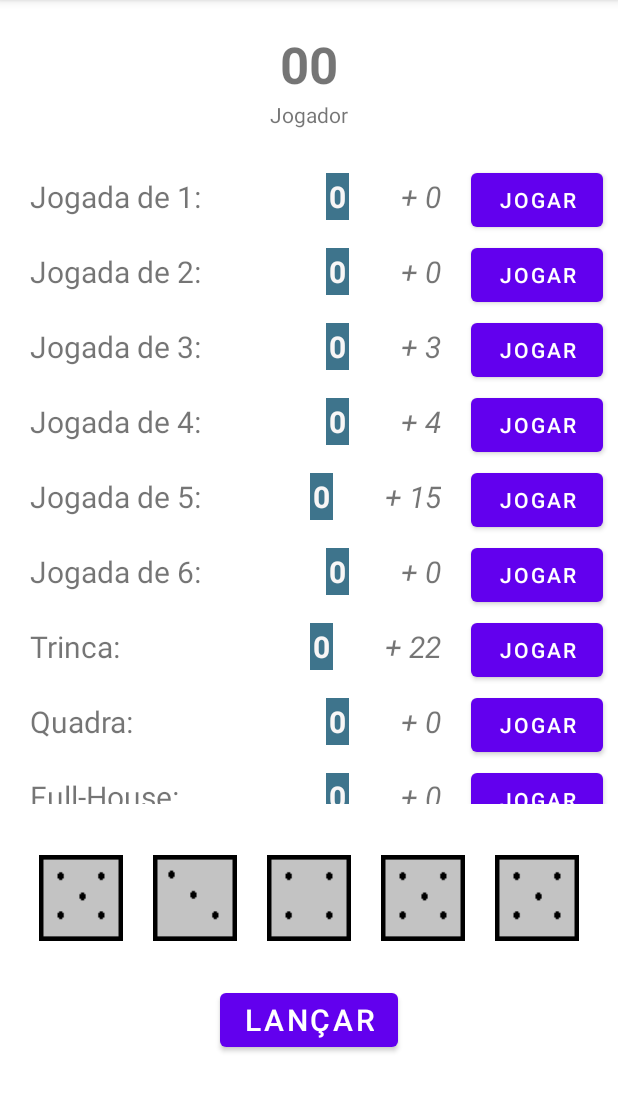
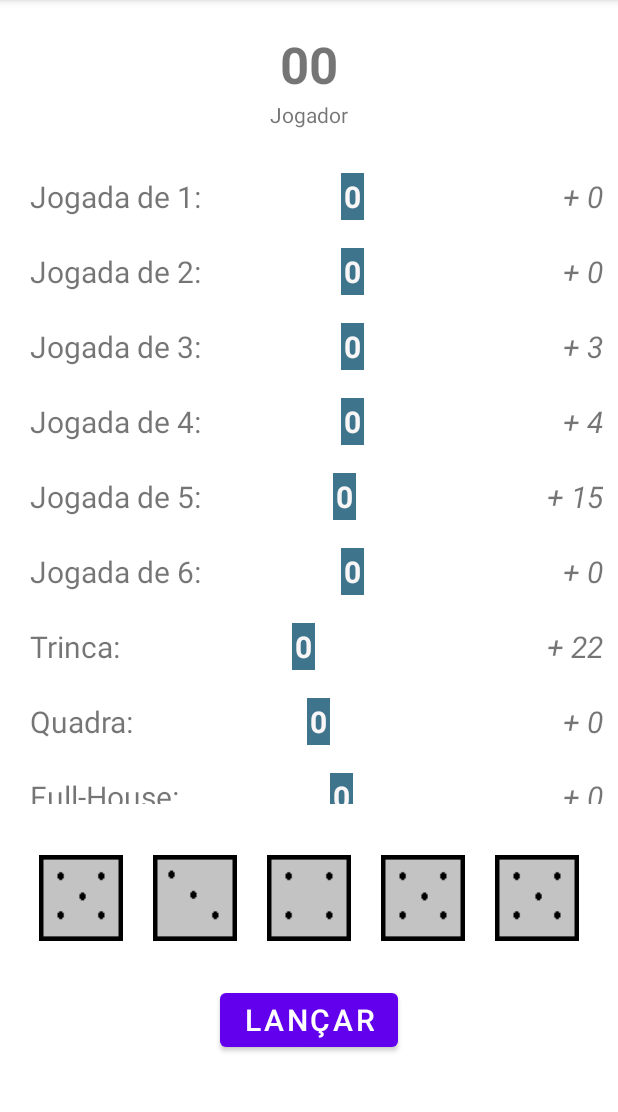
Before and after one commit to dduartevla/Yahtzee, an Android app: the screen it shows after launch (MainActivity), after a tap on "Jogada de 1:", on a phone screen of 412 x 824 dp, the part 84-1196 px from its top. Run offline under Robolectric (Android 15) with nearby library versions, the phone set to English and light mode, and no system bars; 2 other taps on this screen came first.

Commit message:
Jogadas funcionando.
Uma jogada só pode ter pontos adicionadas a ela uma única vez por partida.

Uma vez adicionados os pontos a uma jogada nehuma mais pode ser selcecionada até que um novo lançamento seja feito.

Sistemas permite apenas tres lançamentos antes de adicionar os pontos a uma jogada.

```diff
--- a/app/src/main/java/ufjf/dcc/debora/yahtzee/JogadaAdapter.java
+++ b/app/src/main/java/ufjf/dcc/debora/yahtzee/JogadaAdapter.java
@@ -15,6 +15,9 @@ import java.util.List;
 public class JogadaAdapter extends RecyclerView.Adapter<JogadaAdapter.JogadaViewHolder>{
     private List<Jogada> jogadas;
     private OnJogadaClickListener listener;
+    JogadaViewHolder viewHolder;
+    View jogadaView;
+    private boolean clickable = true;
 
     public JogadaAdapter(List<Jogada> jogadas, OnJogadaClickListener listener) {
         this.jogadas = jogadas;
@@ -30,18 +33,34 @@ public class JogadaAdapter extends RecyclerView.Adapter<JogadaAdapter.JogadaView
     public JogadaAdapter.JogadaViewHolder onCreateViewHolder(@NonNull ViewGroup parent, int viewType) {
         Context contexto = parent.getContext();
         LayoutInflater inflater = LayoutInflater.from(contexto);
-        View jogadaView = inflater.inflate(R.layout.jogada_layout,parent,false);
-        JogadaViewHolder viewHolder = new JogadaViewHolder(jogadaView);
+        jogadaView = inflater.inflate(R.layout.jogada_layout,parent,false);
+        viewHolder = new JogadaViewHolder(jogadaView);
         return viewHolder;
     }
 
     @Override
     public void onBindViewHolder(@NonNull JogadaAdapter.JogadaViewHolder holder, int position) {
+
         Jogada jogada = jogadas.get(position);
         holder.textViewJogadaNome.setText(jogada.getNome().toString());
         holder.textViewPontos.setText(jogada.getPontos().toString());
         holder.textViewCalculaPontos.setText(" + " + jogada.getVisualisaPontos().toString());
 
+        if (!clickable){
+            viewHolder.itemView.setClickable(false);
+        } else {
+            viewHolder.itemView.setClickable(true);
+        }
+
+    }
+
+    public void setClickable(boolean clickable) {
+        this.clickable = clickable;
+        this.notifyDataSetChanged();
+    }
+
+    public boolean getClickable(){
+        return this.clickable;
     }
 
     @Override
@@ -54,40 +73,32 @@ public class JogadaAdapter extends RecyclerView.Adapter<JogadaAdapter.JogadaView
         private TextView textViewJogadaNome;
         private TextView textViewPontos;
         private TextView textViewCalculaPontos;
-        private Button buttonJogar;
 
         public JogadaViewHolder(@NonNull View itemView) {
             super(itemView);
             textViewJogadaNome = itemView.findViewById(R.id.textViewJogadaNome);
             textViewPontos = itemView.findViewById(R.id.textViewPontos);
             textViewCalculaPontos = itemView.findViewById(R.id.textViewCalculoPontos);
-            buttonJogar = itemView.findViewById(R.id.buttonJogar);
 
             itemView.setOnClickListener(new View.OnClickListener() {
                 @Override
                 public void onClick(View v) {
                     listener.onJogadaClick(v,getAdapterPosition());
+
+                }
+
+                public void desabilita(View v){
+                    listener.setCliclableView(v, getAdapterPosition());
                 }
             });
 
-            itemView.findViewById(R.id.buttonJogar).setOnClickListener(new View.OnClickListener() {
-                @Override
-                public void onClick(View v) {
-                    //try {
-                        listener.onJogarClick(v, getAdapterPosition());
-                        buttonJogar.setEnabled(false);
-                    //} catch (Exception e){
-                        if (listener == null){
-                            System.out.println("Listener é null.");
-                        }
-                    //}
-                }
-            });
+
+
         }
     }
 
     public interface OnJogadaClickListener{
         void onJogadaClick(View view,int position);
-        void onJogarClick(View view, int position);
+        void setCliclableView(View view, int position);
     }
 }
--- a/app/src/main/java/ufjf/dcc/debora/yahtzee/MainActivity.java
+++ b/app/src/main/java/ufjf/dcc/debora/yahtzee/MainActivity.java
@@ -28,6 +28,8 @@ public class MainActivity extends AppCompatActivity {
     LinearLayoutManager layoutManagerJogada;
     LinearLayoutManager layoutManagerDados;
 
+    boolean[] viewClicked;
+
     // pontos das jogadas
     int jogadaDeUm;
     int jogadaDeDois;
@@ -50,9 +52,10 @@ public class MainActivity extends AppCompatActivity {
         super.onCreate(savedInstanceState);
         setContentView(R.layout.activity_main);
 
+        viewClicked = new boolean[13];
+        iniciaViewClicked();
+
         buttonLancar = findViewById(R.id.buttonLancar);
-
-
 
         repo = new JogadasRepositorio(getApplicationContext());
         criaJogadas();
@@ -64,8 +67,7 @@ public class MainActivity extends AppCompatActivity {
 
         layoutManagerJogada = new LinearLayoutManager(this);
         recyclerViewJogadas.setLayoutManager(layoutManagerJogada);
-        jogadaAdapter = new JogadaAdapter(jogadas,listenerJogadas);
-        recyclerViewJogadas.setAdapter(jogadaAdapter);
+
 
         layoutManagerDados = new LinearLayoutManager(this);
         recyclerViewDados.setLayoutManager(layoutManagerDados);
@@ -76,17 +78,14 @@ public class MainActivity extends AppCompatActivity {
             @Override
             public void onJogadaClick(View view, int position) {
 
-            }
-
-            @Override
-            public void onJogarClick(View view, int position) {
-
                 contadorLancamentos = 0;
 
-                System.out.println("Na main");
+                if (viewClicked[position] == true){ // impede mais de um clicque na mesma jogada
+                    //lançar mensagem para usuário aqui
+                } else {
+                    viewClicked[position] = true;
 
-
-                switch (position){
+                    switch (position) {
                         case 0:
                             jogadas.get(position).setPontos(jogadaDeUm);
                             repo.setJogadaDeUm(jogadaDeUm);
@@ -147,16 +146,31 @@ public class MainActivity extends AppCompatActivity {
                             repo.setGeneral(general);
                             break;
                     }
-
                     jogadaAdapter.notifyItemChanged(position);
-
+                    jogadaAdapter.setClickable(false);
                 }
-        };
-
 
             }
 
-    public void iniciaDados(){
+            @Override
+            public void setCliclableView(View view, int position) {
+
+            }
+
+        };
+
+        jogadaAdapter = new JogadaAdapter(jogadas,listenerJogadas);
+        recyclerViewJogadas.setAdapter(jogadaAdapter);
+
+    }
+
+    private void iniciaViewClicked(){
+        for (int i=0; i<viewClicked.length; i++){
+            viewClicked[i] = false;
+        }
+    }
+
+    private void iniciaDados(){
         for (int i=0; i<5;i++){
             dados.add(1);
         }
@@ -189,6 +203,11 @@ public class MainActivity extends AppCompatActivity {
     }
 
     public void lancar(View view){
+
+        if (jogadaAdapter.getClickable() == false){
+            jogadaAdapter.setClickable(true);
+        }
+
         if (contadorLancamentos <3) {
             contadorLancamentos++;
 
@@ -250,6 +269,7 @@ public class MainActivity extends AppCompatActivity {
             for (int i=0; i<jogadas.size(); i++){
                 jogadaAdapter.notifyItemChanged(i);
             }
+
         }
     }
 
--- a/app/src/main/res/layout/jogada_layout.xml
+++ b/app/src/main/res/layout/jogada_layout.xml
@@ -21,7 +21,7 @@
         android:id="@+id/textViewPontos"
         android:layout_width="wrap_content"
         android:layout_height="wrap_content"
-        android:layout_marginEnd="30dp"
+        android:layout_marginEnd="40dp"
         android:background="#3E748C"
         android:padding="2sp"
         android:text="00"
@@ -29,26 +29,18 @@
         android:textSize="20sp"
         android:textStyle="bold"
         app:layout_constraintBaseline_toBaselineOf="@+id/textViewJogadaNome"
-        app:layout_constraintEnd_toStartOf="@+id/textViewCalculoPontos" />
-
-    <Button
-        android:id="@+id/buttonJogar"
-        android:layout_width="wrap_content"
-        android:layout_height="wrap_content"
-        android:layout_marginEnd="10dp"
-        android:text="Jogar"
-        app:layout_constraintBaseline_toBaselineOf="@+id/textViewCalculoPontos"
-        app:layout_constraintEnd_toEndOf="parent" />
+        app:layout_constraintEnd_toStartOf="@+id/textViewCalculoPontos"
+        app:layout_constraintStart_toEndOf="@+id/textViewJogadaNome" />
 
     <TextView
         android:id="@+id/textViewCalculoPontos"
         android:layout_width="wrap_content"
         android:layout_height="wrap_content"
-        android:layout_marginEnd="20dp"
+        android:layout_marginEnd="10dp"
         android:text="+ 00"
         android:textSize="20sp"
         android:textStyle="italic"
         app:layout_constraintBaseline_toBaselineOf="@+id/textViewPontos"
-        app:layout_constraintEnd_toStartOf="@+id/buttonJogar" />
+        app:layout_constraintEnd_toEndOf="parent" />
 
 </androidx.constraintlayout.widget.ConstraintLayout>
```
Lines whose indentation alone changed are shown as unchanged.
